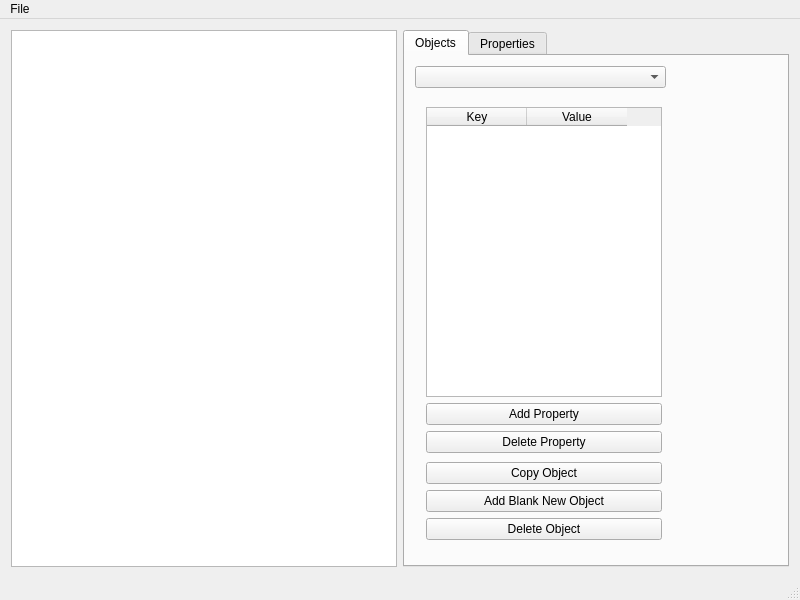
Above: level_editor/LevelEditor/mainwindow.ui from dmaulikr/Ballgame before the change. Below: the same form after it.
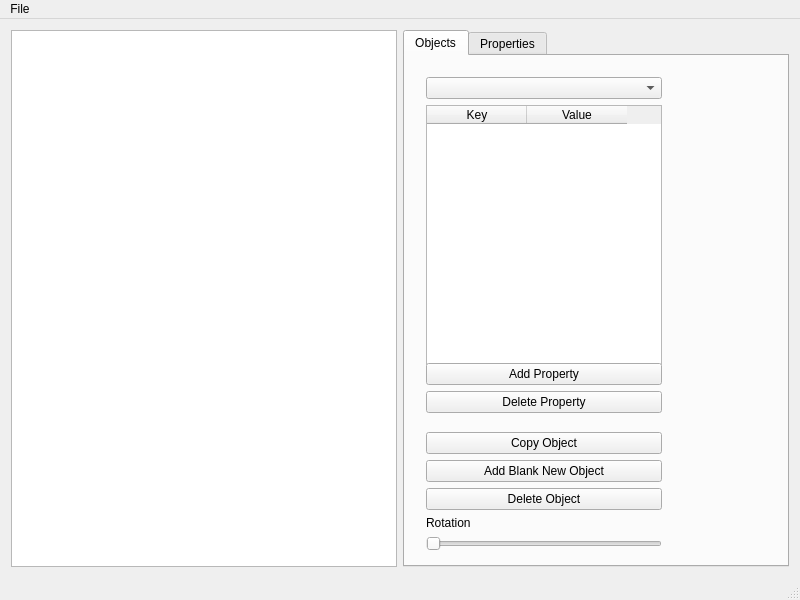
That is the form after the change. The open tabs and pages were chosen to show the change. Custom widgets are drawn as their Qt base class.

Commit message: Implemented rotation in level editor, but moving/scaling rotated objects is currently disabled

```diff
--- a/level_editor/LevelEditor/mainwindow.ui
+++ b/level_editor/LevelEditor/mainwindow.ui
@@ -35,32 +35,25 @@
          <attribute name="title">
           <string>Objects</string>
          </attribute>
-         <widget class="QComboBox" name="objectSelectorComboBox">
+         <widget class="QWidget" name="">
           <property name="geometry">
            <rect>
             <x>10</x>
             <y>10</y>
-            <width>251</width>
-            <height>22</height>
-           </rect>
-          </property>
-         </widget>
-         <widget class="QWidget" name="layoutWidget">
-          <property name="geometry">
-           <rect>
-            <x>10</x>
-            <y>40</y>
             <width>258</width>
-            <height>455</height>
+            <height>496</height>
            </rect>
           </property>
-          <layout class="QVBoxLayout" name="verticalLayout_3">
+          <layout class="QVBoxLayout" name="verticalLayout_2">
+           <item>
+            <widget class="QComboBox" name="objectSelectorComboBox"/>
+           </item>
            <item>
             <widget class="QTableWidget" name="objectsTableWidget">
              <property name="minimumSize">
               <size>
                <width>0</width>
-               <height>290</height>
+               <height>260</height>
               </size>
              </property>
              <column>
@@ -75,8 +68,6 @@
              </column>
             </widget>
            </item>
-           <item>
-            <layout class="QVBoxLayout" name="verticalLayout_2">
              <item>
               <widget class="QPushButton" name="pushButton_4">
                <property name="text">
@@ -96,10 +87,13 @@
                <property name="orientation">
                 <enum>Qt::Vertical</enum>
                </property>
+             <property name="sizeType">
+              <enum>QSizePolicy::Minimum</enum>
+             </property>
                <property name="sizeHint" stdset="0">
                 <size>
                  <width>20</width>
-                 <height>20</height>
+               <height>13</height>
                 </size>
                </property>
               </spacer>
@@ -125,7 +119,28 @@
                </property>
               </widget>
              </item>
-            </layout>
+           <item>
+            <widget class="QLabel" name="rotationLabel">
+             <property name="font">
+              <font>
+               <weight>50</weight>
+               <bold>false</bold>
+              </font>
+             </property>
+             <property name="layoutDirection">
+              <enum>Qt::LeftToRight</enum>
+             </property>
+             <property name="text">
+              <string>Rotation</string>
+             </property>
+            </widget>
+           </item>
+           <item>
+            <widget class="QSlider" name="rotationSlider">
+             <property name="orientation">
+              <enum>Qt::Horizontal</enum>
+             </property>
+            </widget>
            </item>
           </layout>
          </widget>
```
Left out of the diff: 43 changed lines with no effect on the pictures. Lines whose indentation alone changed are shown as unchanged. The commit also changes 5 other files.
